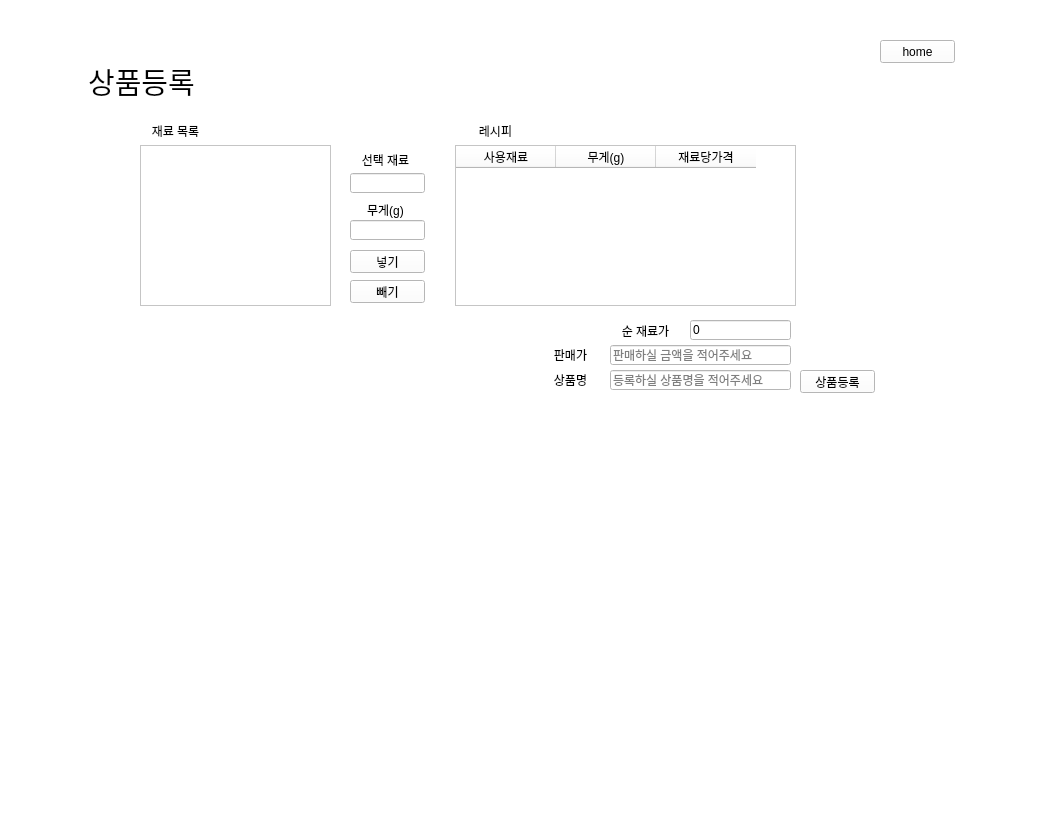
This is smartstore.ui in soyyoonn/SMARTSTORE as Qt 5 draws it before an edit. The edited form follows.
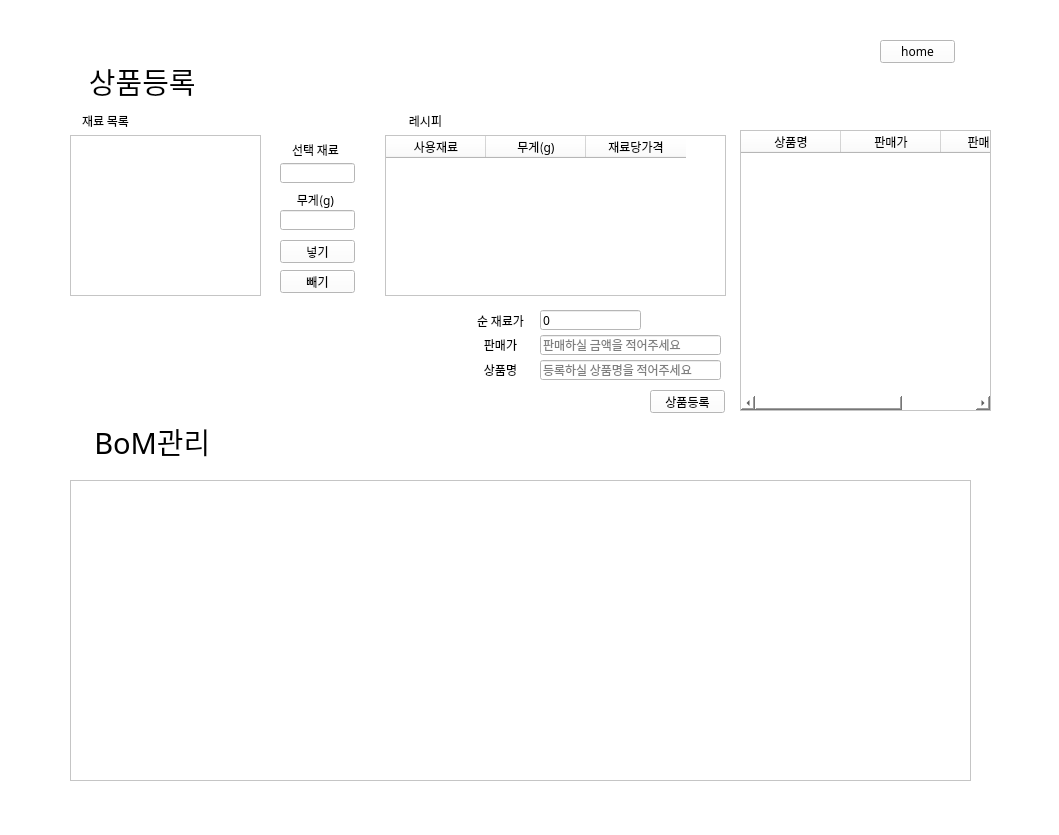
This is the edited form. The open tabs and pages were chosen to show the change.

Commit message: 230118 16:30 연수 ui 수정

What changed in the file:
```diff
--- a/smartstore.ui
+++ b/smartstore.ui
@@ -26,7 +26,7 @@
     </rect>
    </property>
    <property name="currentIndex">
-    <number>3</number>
+    <number>4</number>
    </property>
    <widget class="QWidget" name="page_2">
     <widget class="QPushButton" name="btn_login">
@@ -757,19 +757,77 @@
        <height>23</height>
       </rect>
      </property>
+     <property name="font">
+      <font>
+       <family>경기천년바탕 Regular</family>
+      </font>
+     </property>
      <property name="text">
       <string>home</string>
      </property>
     </widget>
+    <widget class="QLabel" name="label_17">
+     <property name="geometry">
+      <rect>
+       <x>70</x>
+       <y>60</y>
+       <width>151</width>
+       <height>41</height>
+      </rect>
+     </property>
+     <property name="font">
+      <font>
+       <family>GyeonggiBatang</family>
+       <pointsize>22</pointsize>
+       <weight>50</weight>
+       <italic>false</italic>
+       <bold>false</bold>
+      </font>
+     </property>
+     <property name="styleSheet">
+      <string notr="true">font: 22pt &quot;GyeonggiBatang&quot;;
+</string>
+     </property>
+     <property name="text">
+      <string>&lt;html&gt;&lt;head/&gt;&lt;body&gt;&lt;p align=&quot;center&quot;&gt;&lt;span style=&quot; font-size:22pt;&quot;&gt;상품등록
+&lt;/span&gt;&lt;/p&gt;&lt;/body&gt;&lt;/html&gt;</string>
+     </property>
+    </widget>
+    <widget class="QLabel" name="label_20">
+     <property name="geometry">
+      <rect>
+       <x>280</x>
+       <y>190</y>
+       <width>71</width>
+       <height>20</height>
+      </rect>
+     </property>
+     <property name="font">
+      <font>
+       <family>경기천년바탕 Regular</family>
+      </font>
+     </property>
+     <property name="text">
+      <string>무게(g)</string>
+     </property>
+     <property name="alignment">
+      <set>Qt::AlignCenter</set>
+     </property>
+    </widget>
     <widget class="QLineEdit" name="productname">
      <property name="geometry">
       <rect>
-       <x>610</x>
-       <y>370</y>
+       <x>540</x>
+       <y>360</y>
        <width>181</width>
        <height>20</height>
       </rect>
      </property>
+     <property name="font">
+      <font>
+       <family>경기천년바탕 Regular</family>
+      </font>
+     </property>
      <property name="text">
       <string/>
      </property>
@@ -777,70 +835,20 @@
       <string>등록하실 상품명을 적어주세요</string>
      </property>
     </widget>
-    <widget class="QLineEdit" name="product_sellingPrice">
-     <property name="geometry">
-      <rect>
-       <x>610</x>
-       <y>345</y>
-       <width>181</width>
-       <height>20</height>
-      </rect>
-     </property>
-     <property name="placeholderText">
-      <string>판매하실 금액을 적어주세요</string>
-     </property>
-    </widget>
-    <widget class="QListWidget" name="list_material">
-     <property name="geometry">
-      <rect>
-       <x>140</x>
-       <y>145</y>
-       <width>191</width>
-       <height>161</height>
-      </rect>
-     </property>
-    </widget>
-    <widget class="QLabel" name="label_21">
-     <property name="geometry">
-      <rect>
-       <x>350</x>
-       <y>150</y>
-       <width>71</width>
-       <height>20</height>
-      </rect>
-     </property>
-     <property name="text">
-      <string>선택 재료</string>
-     </property>
-     <property name="alignment">
-      <set>Qt::AlignCenter</set>
-     </property>
-    </widget>
-    <widget class="QLabel" name="label">
-     <property name="geometry">
-      <rect>
-       <x>460</x>
-       <y>120</y>
-       <width>71</width>
-       <height>21</height>
-      </rect>
-     </property>
-     <property name="text">
-      <string>레시피</string>
-     </property>
-     <property name="alignment">
-      <set>Qt::AlignCenter</set>
-     </property>
-    </widget>
     <widget class="QPushButton" name="btn_productInput">
      <property name="geometry">
       <rect>
-       <x>350</x>
-       <y>250</y>
+       <x>280</x>
+       <y>240</y>
        <width>75</width>
        <height>23</height>
       </rect>
      </property>
+     <property name="font">
+      <font>
+       <family>경기천년바탕 Regular</family>
+      </font>
+     </property>
      <property name="text">
       <string>넣기</string>
      </property>
@@ -848,12 +856,17 @@
     <widget class="QLabel" name="label_18">
      <property name="geometry">
       <rect>
-       <x>540</x>
-       <y>370</y>
+       <x>470</x>
+       <y>360</y>
        <width>61</width>
        <height>20</height>
       </rect>
      </property>
+     <property name="font">
+      <font>
+       <family>경기천년바탕 Regular</family>
+      </font>
+     </property>
      <property name="text">
       <string>상품명</string>
      </property>
@@ -861,38 +874,20 @@
       <set>Qt::AlignCenter</set>
      </property>
     </widget>
-    <widget class="QLineEdit" name="led_materialWeight">
-     <property name="geometry">
-      <rect>
-       <x>350</x>
-       <y>220</y>
-       <width>75</width>
-       <height>20</height>
-      </rect>
-     </property>
-    </widget>
-    <widget class="QPushButton" name="btn_productOutput">
-     <property name="geometry">
-      <rect>
-       <x>350</x>
-       <y>280</y>
-       <width>75</width>
-       <height>23</height>
-      </rect>
-     </property>
-     <property name="text">
-      <string>빼기</string>
-     </property>
-    </widget>
     <widget class="QTableWidget" name="table_recipe">
      <property name="geometry">
       <rect>
-       <x>455</x>
-       <y>145</y>
+       <x>385</x>
+       <y>135</y>
        <width>341</width>
        <height>161</height>
       </rect>
      </property>
+     <property name="font">
+      <font>
+       <family>맑은 고딕</family>
+      </font>
+     </property>
      <property name="editTriggers">
       <set>QAbstractItemView::NoEditTriggers</set>
      </property>
@@ -902,6 +897,9 @@
      <property name="showDropIndicator" stdset="0">
       <bool>false</bool>
      </property>
+     <property name="selectionMode">
+      <enum>QAbstractItemView::SingleSelection</enum>
+     </property>
      <property name="selectionBehavior">
       <enum>QAbstractItemView::SelectRows</enum>
      </property>
@@ -921,28 +919,66 @@
       </property>
      </column>
     </widget>
-    <widget class="QPushButton" name="btn_registration">
+    <widget class="QLineEdit" name="product_sellingPrice">
      <property name="geometry">
       <rect>
-       <x>800</x>
-       <y>370</y>
+       <x>540</x>
+       <y>335</y>
+       <width>181</width>
+       <height>20</height>
+      </rect>
+     </property>
+     <property name="font">
+      <font>
+       <family>경기천년바탕 Regular</family>
+      </font>
+     </property>
+     <property name="placeholderText">
+      <string>판매하실 금액을 적어주세요</string>
+     </property>
+    </widget>
+    <widget class="QTableView" name="tableView">
+     <property name="geometry">
+      <rect>
+       <x>70</x>
+       <y>480</y>
+       <width>901</width>
+       <height>301</height>
+      </rect>
+     </property>
+    </widget>
+    <widget class="QPushButton" name="btn_productOutput">
+     <property name="geometry">
+      <rect>
+       <x>280</x>
+       <y>270</y>
        <width>75</width>
        <height>23</height>
       </rect>
      </property>
+     <property name="font">
+      <font>
+       <family>경기천년바탕 Regular</family>
+      </font>
+     </property>
      <property name="text">
-      <string>상품등록</string>
+      <string>빼기</string>
      </property>
     </widget>
     <widget class="QLabel" name="label_16">
      <property name="geometry">
       <rect>
-       <x>540</x>
-       <y>345</y>
+       <x>470</x>
+       <y>335</y>
        <width>61</width>
        <height>20</height>
       </rect>
      </property>
+     <property name="font">
+      <font>
+       <family>경기천년바탕 Regular</family>
+      </font>
+     </property>
      <property name="text">
       <string>판매가</string>
      </property>
@@ -950,31 +986,155 @@
       <set>Qt::AlignCenter</set>
      </property>
     </widget>
-    <widget class="QLabel" name="label_15">
+    <widget class="QTableWidget" name="table_productinfo">
      <property name="geometry">
       <rect>
-       <x>610</x>
-       <y>320</y>
-       <width>71</width>
-       <height>21</height>
+       <x>740</x>
+       <y>130</y>
+       <width>251</width>
+       <height>281</height>
       </rect>
      </property>
+     <property name="font">
+      <font>
+       <family>맑은 고딕</family>
+      </font>
+     </property>
+     <property name="editTriggers">
+      <set>QAbstractItemView::NoEditTriggers</set>
+     </property>
+     <property name="selectionMode">
+      <enum>QAbstractItemView::SingleSelection</enum>
+     </property>
+     <property name="selectionBehavior">
+      <enum>QAbstractItemView::SelectRows</enum>
+     </property>
+     <column>
+      <property name="text">
+       <string>상품명</string>
+      </property>
+     </column>
+     <column>
+      <property name="text">
+       <string>판매가</string>
+      </property>
+     </column>
+     <column>
+      <property name="text">
+       <string>판매 상태</string>
+      </property>
+     </column>
+    </widget>
+    <widget class="QPushButton" name="btn_registration">
+     <property name="geometry">
+      <rect>
+       <x>650</x>
+       <y>390</y>
+       <width>75</width>
+       <height>23</height>
+      </rect>
+     </property>
+     <property name="font">
+      <font>
+       <family>경기천년바탕 Regular</family>
+      </font>
+     </property>
      <property name="text">
-      <string>순 재료가</string>
+      <string>상품등록</string>
      </property>
-     <property name="alignment">
-      <set>Qt::AlignCenter</set>
+    </widget>
+    <widget class="QLabel" name="label_22">
+     <property name="geometry">
+      <rect>
+       <x>80</x>
+       <y>420</y>
+       <width>151</width>
+       <height>41</height>
+      </rect>
+     </property>
+     <property name="font">
+      <font>
+       <family>GyeonggiBatang</family>
+       <pointsize>22</pointsize>
+       <weight>50</weight>
+       <italic>false</italic>
+       <bold>false</bold>
+      </font>
+     </property>
+     <property name="styleSheet">
+      <string notr="true">font: 22pt &quot;GyeonggiBatang&quot;;
+</string>
+     </property>
+     <property name="text">
+      <string>&lt;html&gt;&lt;head/&gt;&lt;body&gt;&lt;p align=&quot;center&quot;&gt;&lt;span style=&quot; font-size:22pt;&quot;&gt;BoM관리
+&lt;/span&gt;&lt;/p&gt;&lt;/body&gt;&lt;/html&gt;</string>
+     </property>
+    </widget>
+    <widget class="QLineEdit" name="led_materialWeight">
+     <property name="geometry">
+      <rect>
+       <x>280</x>
+       <y>210</y>
+       <width>75</width>
+       <height>20</height>
+      </rect>
+     </property>
+     <property name="font">
+      <font>
+       <family>경기천년바탕 Regular</family>
+      </font>
+     </property>
+    </widget>
+    <widget class="QListWidget" name="list_material">
+     <property name="geometry">
+      <rect>
+       <x>70</x>
+       <y>135</y>
+       <width>191</width>
+       <height>161</height>
+      </rect>
+     </property>
+     <property name="font">
+      <font>
+       <family>맑은 고딕</family>
+      </font>
+     </property>
+    </widget>
+    <widget class="QLineEdit" name="led_materialChoose">
+     <property name="geometry">
+      <rect>
+       <x>280</x>
+       <y>163</y>
+       <width>75</width>
+       <height>20</height>
+      </rect>
+     </property>
+     <property name="font">
+      <font>
+       <family>경기천년바탕 Regular</family>
+      </font>
+     </property>
+     <property name="mouseTracking">
+      <bool>false</bool>
+     </property>
+     <property name="readOnly">
+      <bool>true</bool>
      </property>
     </widget>
     <widget class="QLabel" name="label_19">
      <property name="geometry">
       <rect>
-       <x>140</x>
-       <y>120</y>
+       <x>70</x>
+       <y>110</y>
        <width>71</width>
        <height>21</height>
       </rect>
      </property>
+     <property name="font">
+      <font>
+       <family>경기천년바탕 Regular</family>
+      </font>
+     </property>
      <property name="text">
       <string>재료 목록</string>
      </property>
@@ -982,15 +1142,62 @@
       <set>Qt::AlignCenter</set>
      </property>
     </widget>
+    <widget class="QLabel" name="label_21">
+     <property name="geometry">
+      <rect>
+       <x>280</x>
+       <y>140</y>
+       <width>71</width>
+       <height>20</height>
+      </rect>
+     </property>
+     <property name="font">
+      <font>
+       <family>경기천년바탕 Regular</family>
+      </font>
+     </property>
+     <property name="text">
+      <string>선택 재료</string>
+     </property>
+     <property name="alignment">
+      <set>Qt::AlignCenter</set>
+     </property>
+    </widget>
+    <widget class="QLabel" name="label">
+     <property name="geometry">
+      <rect>
+       <x>390</x>
+       <y>110</y>
+       <width>71</width>
+       <height>21</height>
+      </rect>
+     </property>
+     <property name="font">
+      <font>
+       <family>경기천년바탕 Regular</family>
+      </font>
+     </property>
+     <property name="text">
+      <string>레시피</string>
+     </property>
+     <property name="alignment">
+      <set>Qt::AlignCenter</set>
+     </property>
+    </widget>
     <widget class="QLineEdit" name="product_price">
      <property name="geometry">
       <rect>
-       <x>690</x>
-       <y>320</y>
+       <x>540</x>
+       <y>310</y>
        <width>101</width>
        <height>20</height>
       </rect>
      </property>
+     <property name="font">
+      <font>
+       <family>경기천년바탕 Regular</family>
+      </font>
+     </property>
      <property name="mouseTracking">
       <bool>false</bool>
      </property>
@@ -1001,51 +1208,22 @@
       <bool>true</bool>
      </property>
     </widget>
-    <widget class="QLineEdit" name="led_materialChoose">
+    <widget class="QLabel" name="label_15">
      <property name="geometry">
       <rect>
-       <x>350</x>
-       <y>173</y>
-       <width>75</width>
-       <height>20</height>
+       <x>470</x>
+       <y>310</y>
+       <width>61</width>
+       <height>21</height>
       </rect>
      </property>
-     <property name="mouseTracking">
-      <bool>false</bool>
+     <property name="font">
+      <font>
+       <family>경기천년바탕 Regular</family>
+      </font>
      </property>
-     <property name="readOnly">
-      <bool>true</bool>
-     </property>
-    </widget>
-    <widget class="QLabel" name="label_17">
-     <property name="geometry">
-      <rect>
-       <x>70</x>
-       <y>60</y>
-       <width>151</width>
-       <height>41</height>
-      </rect>
-     </property>
-     <property name="styleSheet">
-      <string notr="true">font: 22pt &quot;GyeonggiBatang&quot;;
-</string>
-     </property>
      <property name="text">
-      <string>&lt;html&gt;&lt;head/&gt;&lt;body&gt;&lt;p align=&quot;center&quot;&gt;&lt;span style=&quot; font-size:22pt;&quot;&gt;상품등록
-&lt;/span&gt;&lt;/p&gt;&lt;/body&gt;&lt;/html&gt;</string>
-     </property>
-    </widget>
-    <widget class="QLabel" name="label_20">
-     <property name="geometry">
-      <rect>
-       <x>350</x>
-       <y>200</y>
-       <width>71</width>
-       <height>20</height>
-      </rect>
-     </property>
-     <property name="text">
-      <string>무게(g)</string>
+      <string>순 재료가</string>
      </property>
      <property name="alignment">
       <set>Qt::AlignCenter</set>
```
